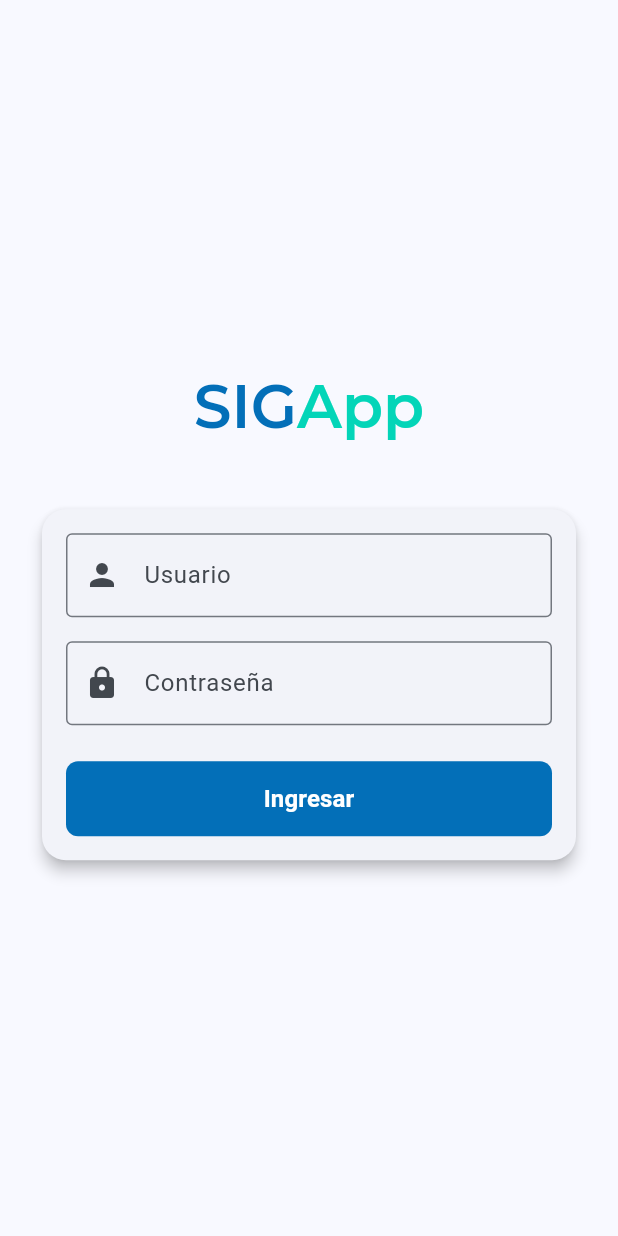
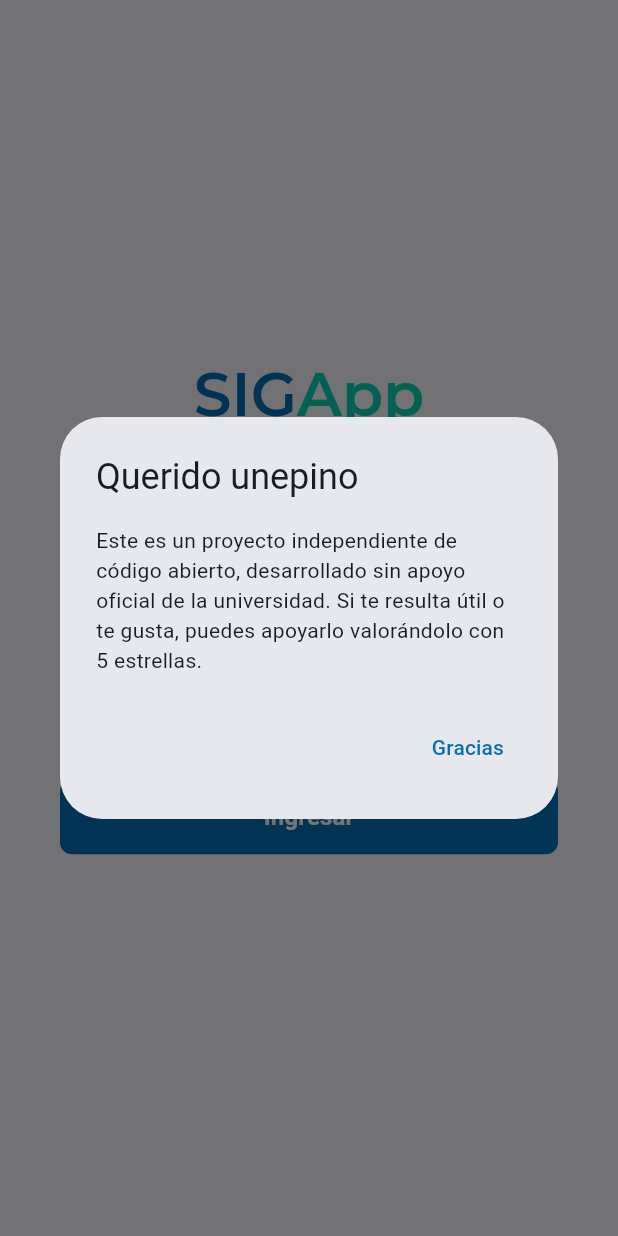
Before and after one commit to josedaniel-cb/sigapp, a Flutter app: the screen it shows after launch, on a phone screen of 412 x 824 dp. Run offline on Flutter 3.47's test engine with Material 3 defaults, Android fonts, the phone set to English and light mode, and no system bars; drawn by our look-alikes of toastification; our stand-ins replace dio, fl_chart, flutter_bloc, freezed_annotation, get_it, go_router and 9 more; missing offline and left inert: device_calendar; accounts and stored records are empty.

Commit message:
feat: add info dialog and improve layout in LoginPage

```diff
--- a/lib/auth/infrastructure/pages/login_page.dart
+++ b/lib/auth/infrastructure/pages/login_page.dart
@@ -22,8 +22,30 @@ class _LoginPageState extends State<LoginPage> {
   void initState() {
     WidgetsBinding.instance.addPostFrameCallback((_) {
       context.read<LoginCubit>().setup();
+      _showInfoDialog();
     });
     super.initState();
+  }
+
+  void _showInfoDialog() {
+    showDialog(
+      context: context,
+      builder: (BuildContext context) {
+        return AlertDialog(
+          title: const Text('Querido unepino'),
+          content: const Text(
+              'Este es un proyecto independiente de código abierto, desarrollado sin apoyo oficial de la universidad. Si te resulta útil o te gusta, puedes apoyarlo valorándolo con 5 estrellas.'),
+          actions: <Widget>[
+            TextButton(
+              onPressed: () {
+                Navigator.of(context).pop();
+              },
+              child: const Text('Gracias'),
+            ),
+          ],
+        );
+      },
+    );
   }
 
   @override
@@ -55,14 +77,21 @@ class _LoginPageState extends State<LoginPage> {
                 child: Column(
                   mainAxisAlignment: MainAxisAlignment.center,
                   children: <Widget>[
+                    Column(
+                      crossAxisAlignment: CrossAxisAlignment.end,
+                      children: [
                         const BrandTextWidget(fontSize: 40),
+                        Text(
+                          'Beta',
+                          style:
+                              Theme.of(context).textTheme.bodyLarge?.copyWith(
+                                    color: Colors.red,
+                                  ),
+                        )
+                      ],
+                    ),
                     const SizedBox(height: 40),
-                    Card(
-                      elevation: 4,
-                      shape: RoundedRectangleBorder(
-                        borderRadius: BorderRadius.circular(16),
-                      ),
-                      child: Padding(
+                    Padding(
                       padding: const EdgeInsets.all(16.0),
                       child: Column(
                         children: [
@@ -107,8 +136,7 @@ class _LoginPageState extends State<LoginPage> {
                                   borderRadius: BorderRadius.circular(8),
                                 ),
                               ),
-                                onPressed:
-                                    status is LoginLoading ? null : _login,
+                              onPressed: status is LoginLoading ? null : _login,
                               child: status is LoginLoading
                                   ? const SizedBox(
                                       height: 24,
@@ -125,7 +153,6 @@ class _LoginPageState extends State<LoginPage> {
                             ),
                           ),
                         ],
-                        ),
                       ),
                     ),
                     if (status is LoginError)
```
Lines whose indentation alone changed are shown as unchanged.
